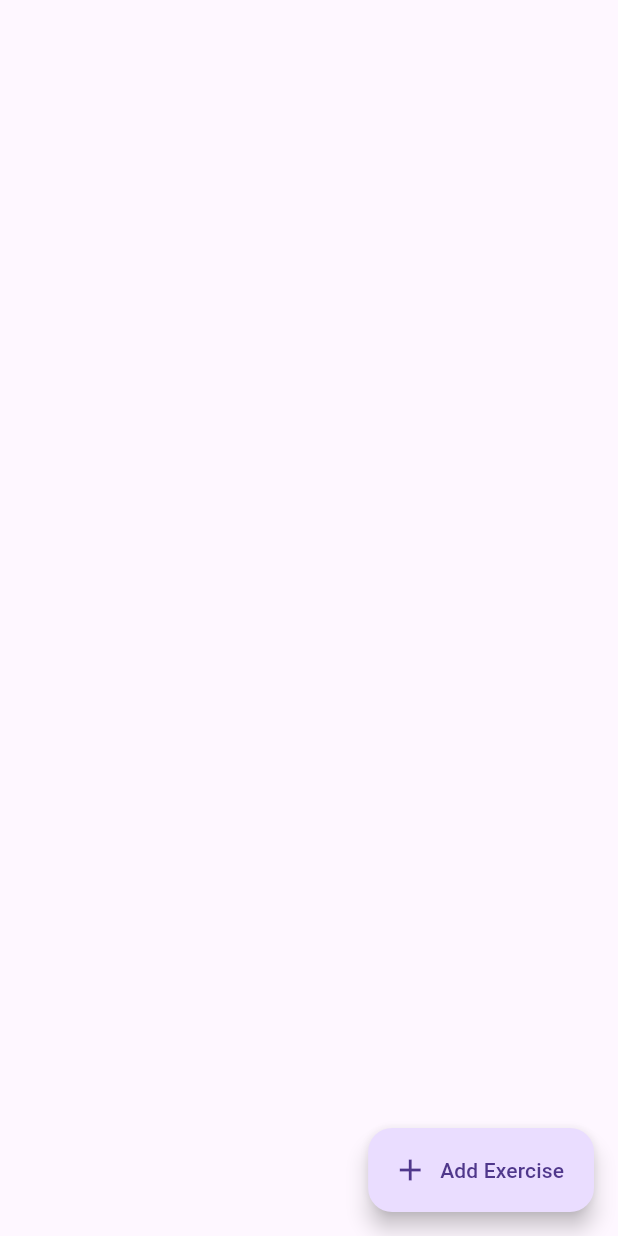
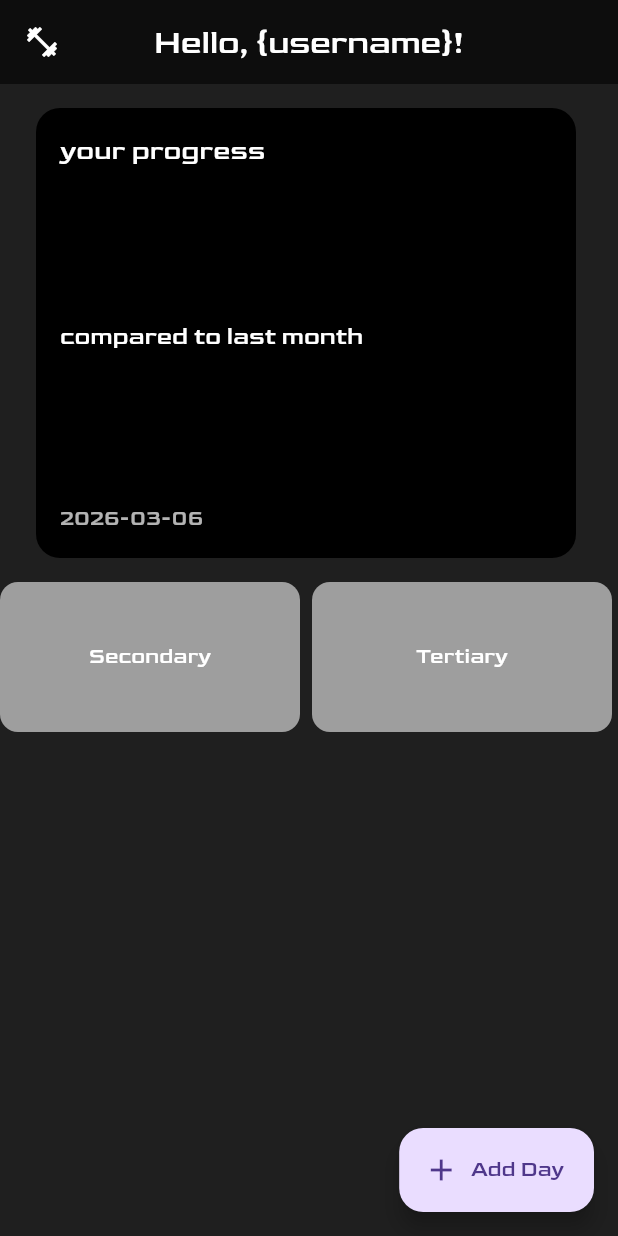
Before and after one commit to CrimsonDonut27/SmartLiftPrototype, a Flutter app: the screen it shows after launch, on a phone screen of 412 x 824 dp. Run offline on Flutter 3.47's test engine with Material 3 defaults, Android fonts, the phone set to English and light mode, and no system bars; our stand-ins replace hive_ce_flutter; accounts and stored records are empty.

Commit message:
Nilagyan ko appbar iniba ko bg color nilagyan ko ng 3 container same dun sa figma nalagay ko na font wala pa functionality sa mga button

```diff
--- a/lib/home_page.dart
+++ b/lib/home_page.dart
@@ -1,5 +1,7 @@
 import 'package:flutter/material.dart';
 import 'package:hive_ce_flutter/hive_flutter.dart';
+
+
 
 class HomePage extends StatefulWidget {
   const HomePage({super.key});
@@ -7,7 +9,6 @@ class HomePage extends StatefulWidget {
   @override
   State<HomePage> createState() => _HomePageState();
 }
-
 
 class _HomePageState extends State<HomePage> {
 
@@ -79,25 +80,94 @@ class _HomePageState extends State<HomePage> {
   @override
   Widget build(BuildContext context) {
     return Scaffold(
-      // add exercise button
+
+      backgroundColor: const Color.fromARGB(255, 31, 31, 31),
+      appBar: AppBar(
+
+        backgroundColor: const Color.fromARGB(255, 13, 13, 13),
+        leading: Icon(Icons.fitness_center, color: Colors.white),
+        title: const Text("Hello, {username}!", style: TextStyle(color: Colors.white)),
+        centerTitle: true,
+      ),
+      // add Day button
       floatingActionButton: FloatingActionButton.extended(
         onPressed: openNewExercise,
-        label: const Text("Add Exercise"),
+        label: const Text("Add Day"),
         icon: const Icon(Icons.add),
       ),
 
 
-      // show list of exercises
-        body: ListView.builder(
-          itemCount: exercises.length,
-          itemBuilder: (context, index) {
-            // get each exercise
-            final exercise = exercises[index];
-            return ListTile(
-              title: Text(exercise),
-            );
-          },
+      // show containers just below AppBar
+      body: Padding(
+        padding: const EdgeInsets.only(top: 16.0),
+        child: Column(
+          mainAxisSize: MainAxisSize.min,
+          children: [
+            Container(
+              width: 360.0,
+              height: 300.0,
+              decoration: BoxDecoration(
+                color: const Color.fromARGB(255, 0, 0, 0),
+                borderRadius: BorderRadius.circular(16.0),
+              ),
+              padding: const EdgeInsets.all(16.0),
+              child: Column(
+                crossAxisAlignment: CrossAxisAlignment.start,
+                children: [
+                  const Text(
+                    'your progress',
+                    style: TextStyle(color: Colors.white, fontSize: 18.0),
+                  ),
+                  const Spacer(),
+                  const Text(
+                    'compared to last month',
+                    style: TextStyle(color: Colors.white, fontSize: 16.0),
+                  ),
+                  const Spacer(),
+                  Text(
+                    // current date
+                    DateTime.now().toLocal().toString().split(' ')[0],
+                    style: const TextStyle(color: Colors.white70, fontSize: 14.0),
+                  ),
+                ],
+              ),
+            ),
+            const SizedBox(height: 16.0),
+            Row(
+              mainAxisSize: MainAxisSize.min,
+              children: [
+                Container(
+                  width: 200.0,
+                  height: 100.0,
+                  decoration: BoxDecoration(
+                    color: Colors.grey,
+                    borderRadius: BorderRadius.circular(12.0),
+                  ),
+                  alignment: Alignment.center,
+                  child: const Text(
+                    'Secondary',
+                    style: TextStyle(color: Colors.white),
+                  ),
+                ),
+                const SizedBox(width: 8.0),
+                Container(
+                  width: 200.0,
+                  height: 100.0,
+                  decoration: BoxDecoration(
+                    color: Colors.grey,
+                    borderRadius: BorderRadius.circular(12.0),
+                  ),
+                  alignment: Alignment.center,
+                  child: const Text(
+                    'Tertiary',
+                    style: TextStyle(color: Colors.white),
+                  ),
+                ),
+              ],
+            ),
+          ],
         ),
+      ),
     );
   }
 }
--- a/lib/main.dart
+++ b/lib/main.dart
@@ -25,6 +25,10 @@ class MyApp extends StatelessWidget {
   Widget build(BuildContext context) {
     return MaterialApp(
       debugShowCheckedModeBanner: false,
+      theme: ThemeData(
+        fontFamily: 'Goldman',
+        // you can customize other theme properties here
+      ),
       home: HomePage(),
     );
 
```
Also changed, not shown: pubspec.yaml (+12 -0 lines), fonts/Goldman-Regular.ttf (added).
